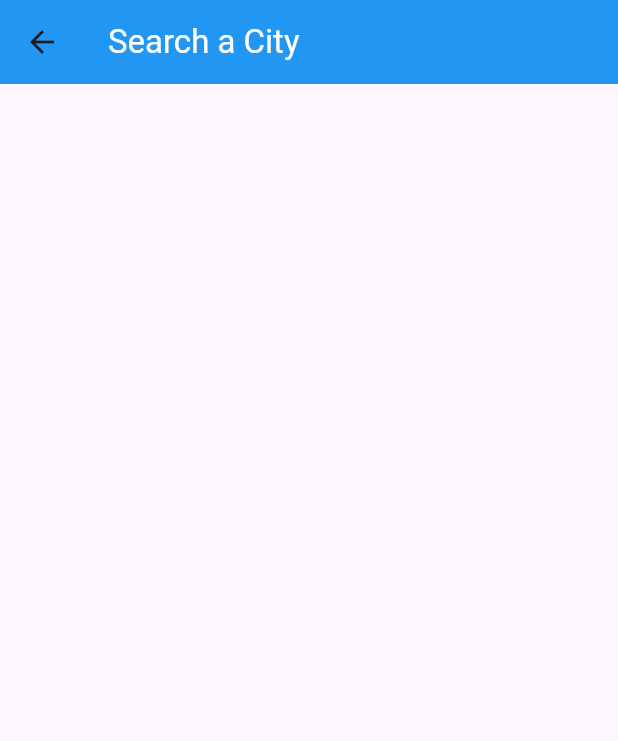
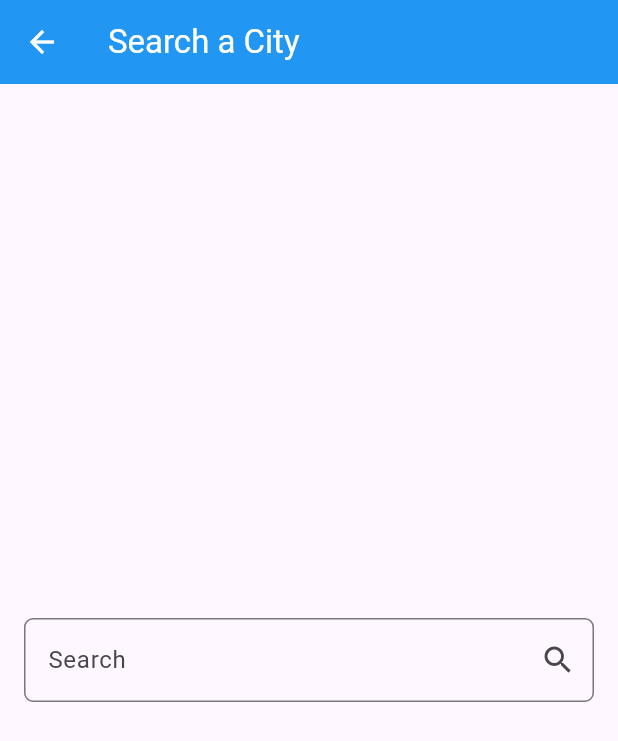
Before and after one commit to Mustafa1Mohamed/wethar_app, a Flutter app: the SearchView screen opened directly, on a phone screen of 412 x 824 dp. Shown: the top 741 px of the screen. Run offline on Flutter 3.47's test engine with Material 3 defaults, Android fonts, the phone set to English and light mode, and no system bars.

Commit message:
create text field

```diff
--- a/lib/views/search_view.dart
+++ b/lib/views/search_view.dart
@@ -7,7 +7,11 @@ class SearchView extends StatelessWidget {
   Widget build(BuildContext context) {
     return Scaffold(
       appBar: AppBar(
-        title:const Text(
+        leading: IconButton(
+          icon: const Icon(Icons.arrow_back, color: Colors.white),
+          onPressed: () => Navigator.of(context).pop(),
+        ),
+        title: const Text(
           'Search a City',
           style: TextStyle(
             color: Colors.white,
@@ -15,6 +19,24 @@ class SearchView extends StatelessWidget {
         ),
         backgroundColor: Colors.blue,
       ),
+      body: Padding(
+        padding: const EdgeInsets.symmetric(horizontal: 16),
+        child: Center(
+          child: TextField(
+            decoration: InputDecoration(
+              labelText: 'Search',
+              suffixIcon: IconButton(
+                onPressed: () {},
+                icon: const Icon(Icons.search),
+              ),
+              hintText: 'Enter City Name',
+              border: OutlineInputBorder(
+                  borderRadius: BorderRadius.circular(6),
+                  borderSide: const BorderSide(color: Colors.green)),
+            ),
+          ),
+        ),
+      ),
     );
   }
 }
```
